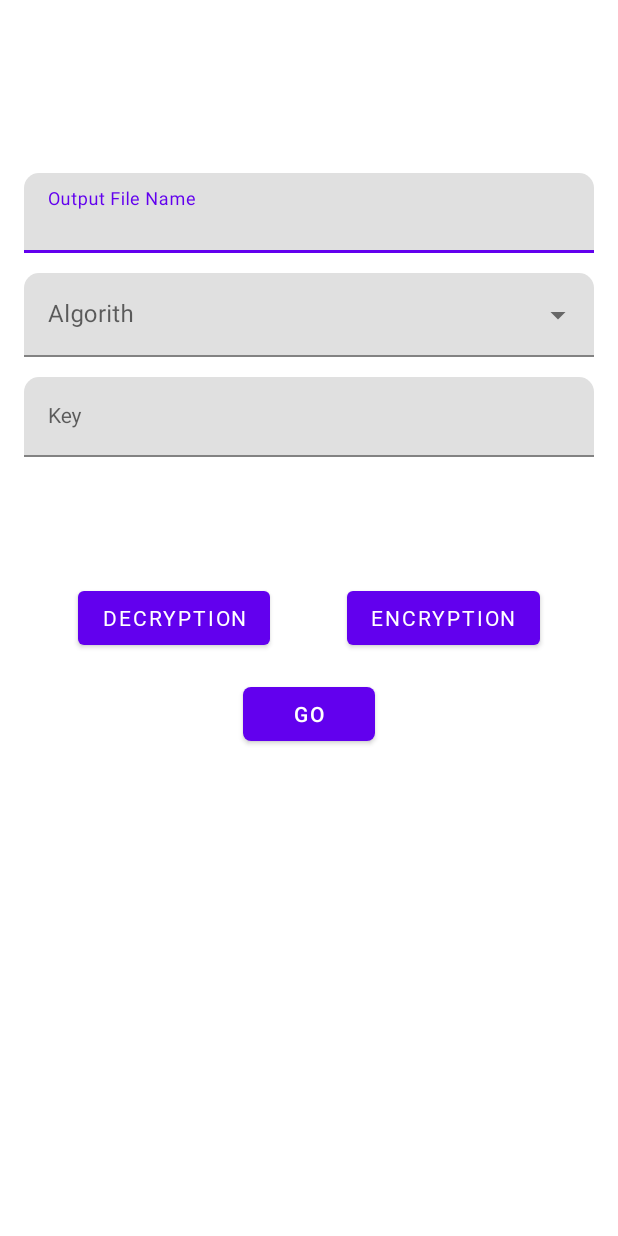
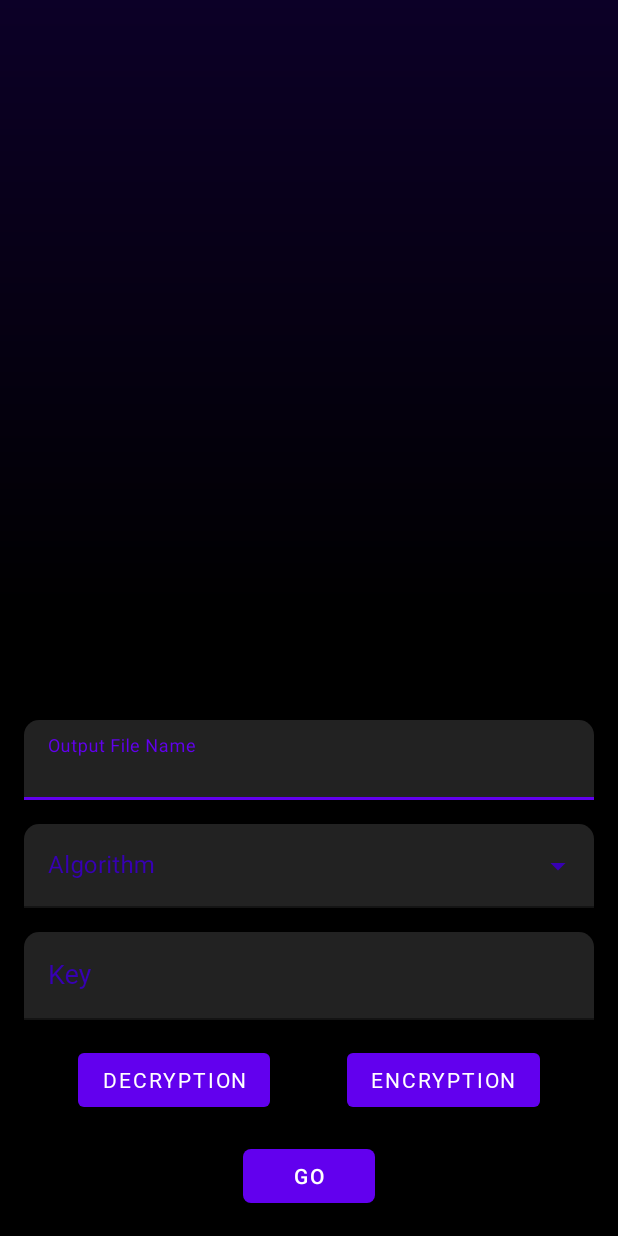
Before and after one commit to Riyaz002/Cipheraz, an Android app: the layout cipher_fragment.xml on its own in the app's theme, with its tools: preview values and no code run, on a phone screen of 412 x 824 dp. Run offline under Robolectric (Android 15) with nearby library versions, the light colour scheme and no system bars; Roboto replaces fonts that are not available here.

Commit message:
changed bckgrnd

```diff
--- /dev/null
+++ b/app/src/main/res/drawable/background_gradiant.xml
@@ -0,0 +1,10 @@
+<?xml version="1.0" encoding="utf-8"?>
+<shape xmlns:android="http://schemas.android.com/apk/res/android">
+    <gradient
+        android:startColor="@color/black"
+        android:endColor="#0C0027"
+        android:angle="90"
+        android:centerColor="@color/black"
+        />
+
+</shape>
--- a/app/src/main/res/layout/cipher_fragment.xml
+++ b/app/src/main/res/layout/cipher_fragment.xml
@@ -11,56 +11,63 @@
     </data>
 
     <androidx.constraintlayout.widget.ConstraintLayout
+        android:id="@+id/dropdown_algo"
         android:layout_width="match_parent"
         android:layout_height="match_parent"
+        android:background="@drawable/background_gradiant"
         app:layout_constraintBottom_toBottomOf="@+id/textInputLayout2"
         app:layout_constraintTop_toBottomOf="@+id/textInputLayout2"
         tools:context=".cipher.CipherFragment">
 
         <com.google.android.material.textfield.TextInputLayout
             android:id="@+id/textInputLayout2"
+            style="@style/myETextStyle"
             android:layout_width="0dp"
             android:layout_height="wrap_content"
             android:layout_marginHorizontal="16dp"
-            android:layout_marginTop="32dp"
+            android:layout_marginBottom="16dp"
             android:hint="Output File Name"
             app:boxCornerRadiusTopEnd="10dp"
             app:boxCornerRadiusTopStart="10dp"
             app:endIconMode="clear_text"
             app:hintEnabled="true"
-            app:layout_constraintBottom_toTopOf="@+id/textInputLayout"
+            android:textColorHint="@color/purple_700"
+            app:layout_constraintBottom_toTopOf="@+id/textInputLayout3"
             app:layout_constraintEnd_toEndOf="parent"
-            app:layout_constraintHorizontal_bias="0.5"
-            app:layout_constraintStart_toStartOf="parent"
-            app:layout_constraintTop_toTopOf="parent">
+            app:layout_constraintStart_toStartOf="parent">
 
             <com.google.android.material.textfield.TextInputEditText
                 android:id="@+id/et_output_file_name"
                 style="@style/Widget.Design.TextInputLayout"
                 android:layout_width="match_parent"
                 android:layout_height="wrap_content"
-                android:inputType="text" />
+                android:backgroundTint="#222222"
+                android:inputType="text"
+                android:textColor="@color/purple_700" />
         </com.google.android.material.textfield.TextInputLayout>
 
         <com.google.android.material.textfield.TextInputLayout
+            android:id="@+id/textInputLayout3"
+            style="@style/Widget.MaterialComponents.TextInputLayout.FilledBox.ExposedDropdownMenu"
             android:layout_width="match_parent"
             android:layout_height="wrap_content"
-            android:layout_marginStart="16dp"
-            android:layout_marginEnd="16dp"
-            android:hint="Algorith"
-            style="@style/Widget.MaterialComponents.TextInputLayout.FilledBox.ExposedDropdownMenu"
+            android:layout_marginHorizontal="16dp"
+            android:layout_marginBottom="16dp"
+            android:contentDescription="Choose an algorithm"
+            android:hint="Algorithm"
+            app:endIconTint="@color/purple_700"
+            android:textColorHint="@color/purple_700"
+            app:boxCornerRadiusTopEnd="10dp"
+            app:boxCornerRadiusTopStart="10dp"
             app:layout_constraintBottom_toTopOf="@+id/textInputLayout"
-            app:layout_constraintEnd_toEndOf="parent"
-            app:boxCornerRadiusTopStart="10dp"
-            app:boxCornerRadiusTopEnd="10dp"
-            app:layout_constraintStart_toStartOf="parent"
-            app:layout_constraintTop_toBottomOf="@+id/textInputLayout2">
+            app:layout_constraintStart_toStartOf="parent">
 
             <AutoCompleteTextView
-                android:inputType="none"
                 android:layout_width="match_parent"
                 android:layout_height="wrap_content"
-                />
+                android:backgroundTint="#222222"
+                android:inputType="none"
+                android:textColor="@color/white" />
 
         </com.google.android.material.textfield.TextInputLayout>
 
@@ -69,22 +76,25 @@
             android:layout_width="match_parent"
             android:layout_height="wrap_content"
             android:layout_marginHorizontal="16dp"
+            android:layout_marginBottom="16dp"
             android:hint="Key"
+            android:textColorHint="@color/purple_700"
             app:boxCornerRadiusTopEnd="10dp"
             app:boxCornerRadiusTopStart="10dp"
             app:endIconDrawable="@drawable/ic_round_clear_24"
             app:endIconMode="clear_text"
-            app:layout_constraintBottom_toTopOf="@+id/encryption_Button"
+            app:layout_constraintBottom_toTopOf="@+id/decryption_Button"
             app:layout_constraintEnd_toEndOf="parent"
-            app:layout_constraintHorizontal_bias="0.5"
-            app:layout_constraintStart_toStartOf="parent"
-            app:layout_constraintTop_toBottomOf="@+id/textInputLayout2">
+            app:layout_constraintStart_toStartOf="parent">
 
             <com.google.android.material.textfield.TextInputEditText
                 android:id="@+id/et_key"
                 style="@style/Widget.Design.TextInputLayout"
                 android:layout_width="match_parent"
-                android:layout_height="wrap_content" />
+                android:layout_height="wrap_content"
+                android:backgroundTint="#222222"
+                android:fontFamily="@font/roboto"
+                android:textSize="18sp" />
         </com.google.android.material.textfield.TextInputLayout>
 
         <com.google.android.material.button.MaterialButton
@@ -102,14 +112,13 @@
             android:id="@+id/decryption_Button"
             android:layout_width="wrap_content"
             android:layout_height="wrap_content"
+            android:layout_marginBottom="16dp"
             android:fontFamily="@font/roboto"
             android:text="Encryption"
-            app:layout_constraintBottom_toBottomOf="parent"
+            app:layout_constraintBottom_toTopOf="@+id/materialButton3"
             app:layout_constraintEnd_toEndOf="parent"
             app:layout_constraintHorizontal_bias="0.5"
-            app:layout_constraintStart_toEndOf="@+id/encryption_Button"
-            app:layout_constraintTop_toTopOf="parent"
-            app:layout_constraintVertical_bias="0.559" />
+            app:layout_constraintStart_toEndOf="@+id/encryption_Button" />
 
         <com.google.android.material.button.MaterialButton
             android:id="@+id/materialButton3"
@@ -117,12 +126,12 @@
             android:layout_width="wrap_content"
             android:layout_height="wrap_content"
             android:layout_margin="16dp"
-            android:onClick="@{() -> cipherViewModel.crypt()}"
+            android:onClick="@{() -> cipherViewModel.onGoClicked()}"
             android:text="GO"
             app:cornerRadius="5dp"
+            app:layout_constraintBottom_toBottomOf="parent"
             app:layout_constraintEnd_toEndOf="@+id/textInputLayout"
-            app:layout_constraintStart_toStartOf="@+id/textInputLayout"
-            app:layout_constraintTop_toBottomOf="@+id/encryption_Button" />
+            app:layout_constraintStart_toStartOf="@+id/textInputLayout" />
 
     </androidx.constraintlayout.widget.ConstraintLayout>
 </layout>
--- /dev/null
+++ b/app/src/main/res/values/styles.xml
@@ -0,0 +1,7 @@
+<?xml version="1.0" encoding="utf-8"?>
+<resources>
+
+    <style name="myETextStyle">
+        <item name="android:textColorHint">@color/white</item>
+    </style>
+</resources>
```
Also changed, not shown: app/src/main/java/com/riyaz/cipheraz/cipher/CipherFragment.kt (+20 -5 lines), app/src/main/java/com/riyaz/cipheraz/cipher/CipherViewModel.kt (+10 -0 lines), app/src/main/res/layout/et_dropdown_list_item.xml (added, +12 -0 lines), app/src/main/res/layout/select_file_fragment.xml (+7 -3 lines).
